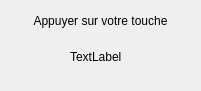
Above: fievreCourbe/dialog_key.ui from rollandguillaume/fievreCourbe before the change. Below: the same form after it.
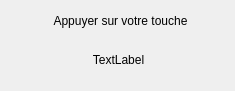
That is the form after the change.

Commit message: je sais aps trop rien d'important

The edit to the form file:
```diff
--- a/fievreCourbe/dialog_key.ui
+++ b/fievreCourbe/dialog_key.ui
@@ -6,7 +6,7 @@
    <rect>
     <x>0</x>
     <y>0</y>
-    <width>201</width>
+    <width>235</width>
     <height>91</height>
    </rect>
   </property>
@@ -16,9 +16,9 @@
   <widget class="QLabel" name="label">
    <property name="geometry">
     <rect>
-     <x>20</x>
+     <x>10</x>
      <y>10</y>
-     <width>161</width>
+     <width>221</width>
      <height>21</height>
     </rect>
    </property>
@@ -32,15 +32,18 @@
   <widget class="QLabel" name="key_label">
    <property name="geometry">
     <rect>
-     <x>70</x>
+     <x>13</x>
      <y>50</y>
-     <width>54</width>
-     <height>13</height>
+     <width>211</width>
+     <height>20</height>
     </rect>
    </property>
    <property name="text">
     <string>TextLabel</string>
    </property>
+   <property name="alignment">
+    <set>Qt::AlignCenter</set>
+   </property>
   </widget>
  </widget>
  <resources/>
```
The commit also changes 1 other file.
